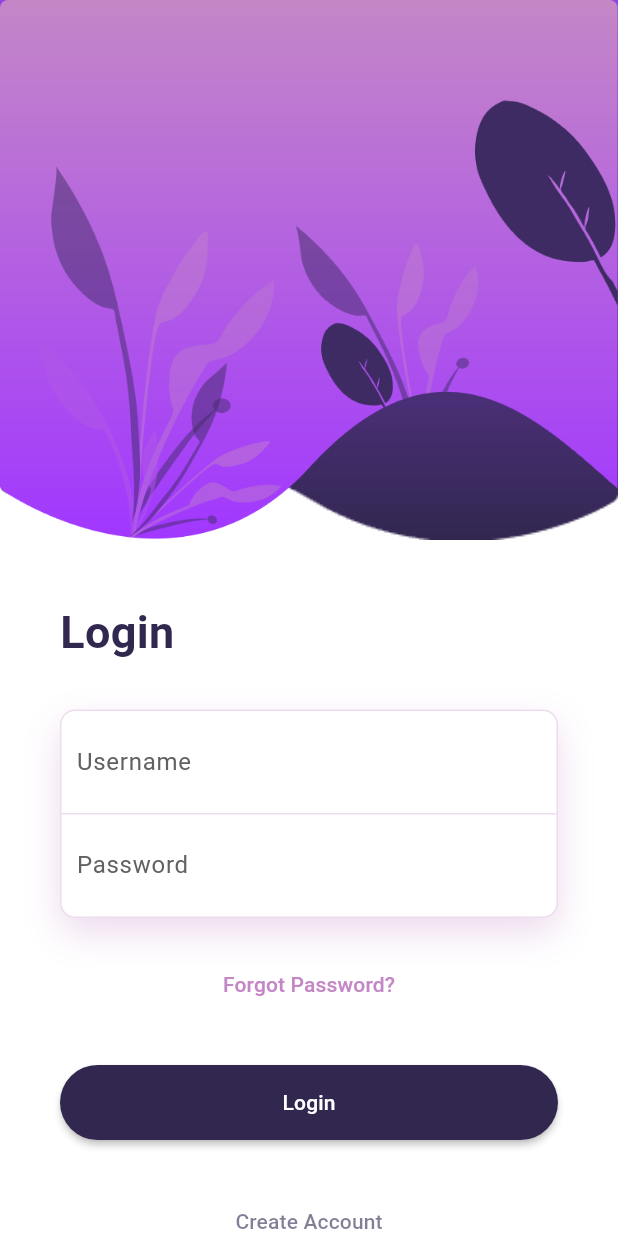
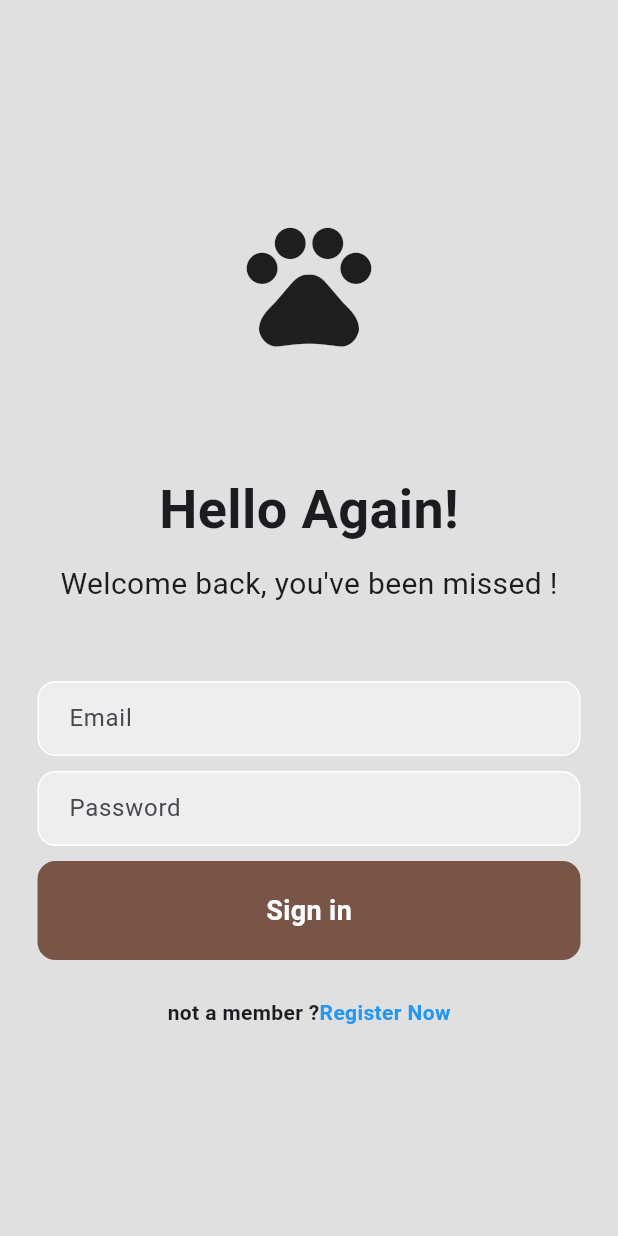
Before and after one commit to renaifm/syndicat, a Flutter app: the screen it shows after launch, on a phone screen of 412 x 824 dp. Run offline on Flutter 3.47's test engine with Material 3 defaults, Android fonts, the light colour scheme and no system bars; our stand-ins replace fl_chart, get.

Commit message:
update login page

```diff
--- a/lib/pages/login_page.dart
+++ b/lib/pages/login_page.dart
@@ -1,9 +1,6 @@
-// ignore_for_file: prefer_const_constructors
+// ignore_for_file: prefer_const_constructors, prefer_const_literals_to_create_immutables
 
 import 'package:flutter/material.dart';
-import 'package:animate_do/animate_do.dart';
-import 'package:get/get.dart';
-import 'package:syndicat/routes/routes.dart';
 
 class LoginPage extends StatefulWidget {
   const LoginPage({super.key});
@@ -14,163 +11,113 @@
 
 class _LoginPageState extends State<LoginPage> {
   @override
-  @override
   Widget build(BuildContext context) {
-    final width = MediaQuery.of(context).size.width;
     return Scaffold(
-      backgroundColor: Colors.white,
-      body: SingleChildScrollView(
-        child: Column(
-          crossAxisAlignment: CrossAxisAlignment.start,
-          children: <Widget>[
-            Container(
-              height: 400,
-              child: Stack(
-                children: <Widget>[
-                  Positioned(
-                    top: -40,
-                    height: 400,
-                    width: width,
-                    child: FadeInUp(
-                        duration: Duration(seconds: 1),
+      backgroundColor: Colors.grey[300],
+      body: SafeArea(
+        child: Center(
+          child: Column(mainAxisAlignment: MainAxisAlignment.center, children: [
+            Icon(
+              Icons.pets,
+              size: 100,
+            ),
+            SizedBox(height: 75),
+            //Hello Again
+            Text(
+              'Hello Again!',
+              style: TextStyle(fontWeight: FontWeight.bold, fontSize: 36),
+            ),
+            SizedBox(height: 10),
+            Text(
+              'Welcome back, you\'ve been missed !',
+              style: TextStyle(fontSize: 20),
+            ),
+            SizedBox(height: 50),
+
+            //email textfield
+            Padding(
+              padding: const EdgeInsets.symmetric(horizontal: 25.0),
               child: Container(
                 decoration: BoxDecoration(
-                              image: DecorationImage(
-                                  image: AssetImage(
-                                      'assets/images/background.png'),
-                                  fit: BoxFit.fill)),
-                        )),
+                  color: Colors.grey[200],
+                  border: Border.all(color: Colors.white),
+                  borderRadius: BorderRadius.circular(12),
                 ),
-                  Positioned(
-                    height: 400,
-                    width: width + 20,
-                    child: FadeInUp(
-                        duration: Duration(milliseconds: 1000),
-                        child: Container(
-                          decoration: BoxDecoration(
-                              image: DecorationImage(
-                                  image: AssetImage(
-                                      'assets/images/background-2.png'),
-                                  fit: BoxFit.fill)),
-                        )),
-                  )
-                ],
-              ),
-            ),
-            Padding(
-              padding: EdgeInsets.symmetric(horizontal: 40),
-              child: Column(
-                crossAxisAlignment: CrossAxisAlignment.start,
-                children: <Widget>[
-                  FadeInUp(
-                      duration: Duration(milliseconds: 1500),
-                      child: Text(
-                        "Login",
-                        style: TextStyle(
-                            color: Color.fromRGBO(49, 39, 79, 1),
-                            fontWeight: FontWeight.bold,
-                            fontSize: 30),
-                      )),
-                  SizedBox(
-                    height: 30,
-                  ),
-                  FadeInUp(
-                      duration: Duration(milliseconds: 1700),
-                      child: Container(
-                        decoration: BoxDecoration(
-                            borderRadius: BorderRadius.circular(10),
-                            color: Colors.white,
-                            border: Border.all(
-                                color: Color.fromRGBO(196, 135, 198, .3)),
-                            boxShadow: [
-                              BoxShadow(
-                                color: Color.fromRGBO(196, 135, 198, .3),
-                                blurRadius: 20,
-                                offset: Offset(0, 10),
-                              )
-                            ]),
-                        child: Column(
-                          children: <Widget>[
-                            Container(
-                              padding: EdgeInsets.all(10),
-                              decoration: BoxDecoration(
-                                  border: Border(
-                                      bottom: BorderSide(
-                                          color: Color.fromRGBO(
-                                              196, 135, 198, .3)))),
+                child: Padding(
+                  padding: const EdgeInsets.only(left: 20.0),
                   child: TextField(
                     decoration: InputDecoration(
                       border: InputBorder.none,
-                                    hintText: "Username",
-                                    hintStyle:
-                                        TextStyle(color: Colors.grey.shade700)),
+                      hintText: 'Email',
                     ),
                   ),
-                            Container(
-                              padding: EdgeInsets.all(10),
+                ),
+              ),
+            ),
+
+            SizedBox(height: 10),
+
+            //password
+            Padding(
+              padding: const EdgeInsets.symmetric(horizontal: 25.0),
+              child: Container(
+                decoration: BoxDecoration(
+                  color: Colors.grey[200],
+                  border: Border.all(color: Colors.white),
+                  borderRadius: BorderRadius.circular(12),
+                ),
+                child: Padding(
+                  padding: const EdgeInsets.only(left: 20.0),
                   child: TextField(
                     obscureText: true,
                     decoration: InputDecoration(
                       border: InputBorder.none,
-                                    hintText: "Password",
-                                    hintStyle:
-                                        TextStyle(color: Colors.grey.shade700)),
+                      hintText: 'Password',
                     ),
-                            )
+                  ),
+                ),
+              ),
+            ),
+            SizedBox(height: 10),
+
+            //sign in button
+            Padding(
+              padding: const EdgeInsets.symmetric(horizontal: 25.0),
+              child: Container(
+                  padding: EdgeInsets.all(20),
+                  decoration: BoxDecoration(
+                      color: Colors.brown,
+                      borderRadius: BorderRadius.circular(12)),
+                  child: Center(
+                      child: Text(
+                    'Sign in',
+                    style: TextStyle(
+                      color: Colors.white,
+                      fontWeight: FontWeight.bold,
+                      fontSize: 18,
+                    ),
+                  ))),
+            ),
+            SizedBox(
+              height: 25,
+            ),
+
+            //not a member ? register now
+            Row(
+              mainAxisAlignment: MainAxisAlignment.center,
+              children: [
+                Text(
+                  'not a member ?',
+                  style: TextStyle(fontWeight: FontWeight.bold),
+                ),
+                Text(
+                  'Register Now',
+                  style: TextStyle(
+                      color: Colors.blue, fontWeight: FontWeight.bold),
+                ),
               ],
             ),
-                      )),
-                  SizedBox(
-                    height: 20,
-                  ),
-                  FadeInUp(
-                      duration: Duration(milliseconds: 1700),
-                      child: Center(
-                          child: TextButton(
-                              onPressed: () {},
-                              child: Text(
-                                "Forgot Password?",
-                                style: TextStyle(
-                                    color: Color.fromRGBO(196, 135, 198, 1)),
-                              )))),
-                  SizedBox(
-                    height: 30,
-                  ),
-                  FadeInUp(
-                      duration: Duration(milliseconds: 1900),
-                      child: MaterialButton(
-                        onPressed: () {
-                          Get.offAndToNamed(AppPage.getNavBar());
-                        },
-                        color: Color.fromRGBO(49, 39, 79, 1),
-                        shape: RoundedRectangleBorder(
-                          borderRadius: BorderRadius.circular(50),
-                        ),
-                        height: 50,
-                        child: Center(
-                          child: Text(
-                            "Login",
-                            style: TextStyle(color: Colors.white),
-                          ),
-                        ),
-                      )),
-                  SizedBox(
-                    height: 30,
-                  ),
-                  FadeInUp(
-                      duration: Duration(milliseconds: 2000),
-                      child: Center(
-                          child: TextButton(
-                              onPressed: () {},
-                              child: Text(
-                                "Create Account",
-                                style: TextStyle(
-                                    color: Color.fromRGBO(49, 39, 79, .6)),
-                              )))),
-                ],
-              ),
-            )
-          ],
+          ]),
         ),
       ),
     );
```
Lines whose indentation alone changed are shown as unchanged.
